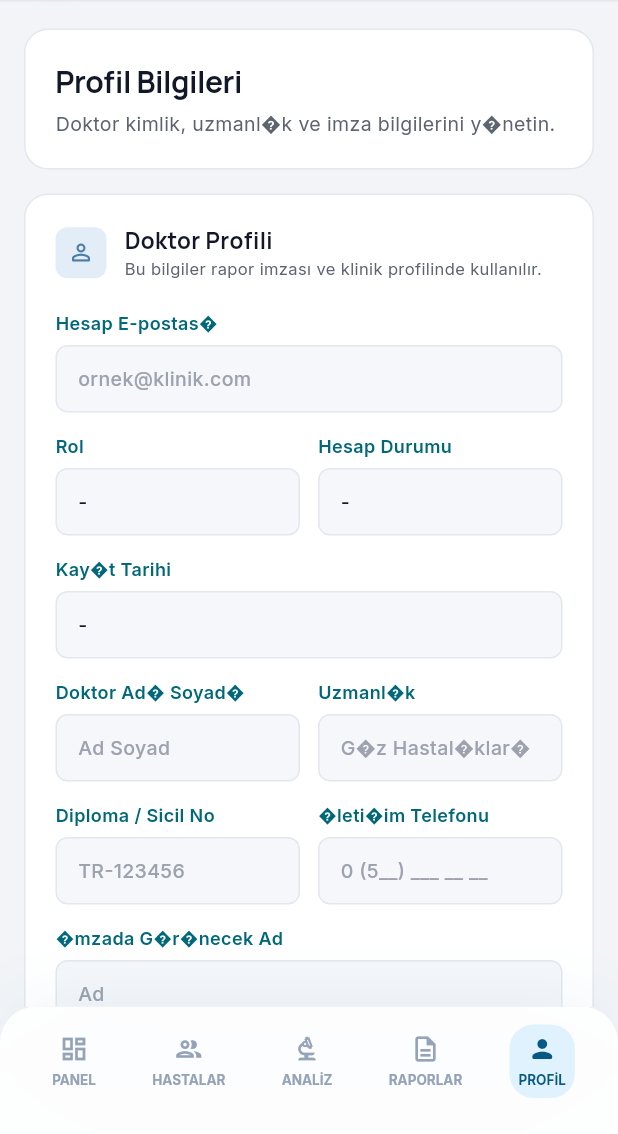
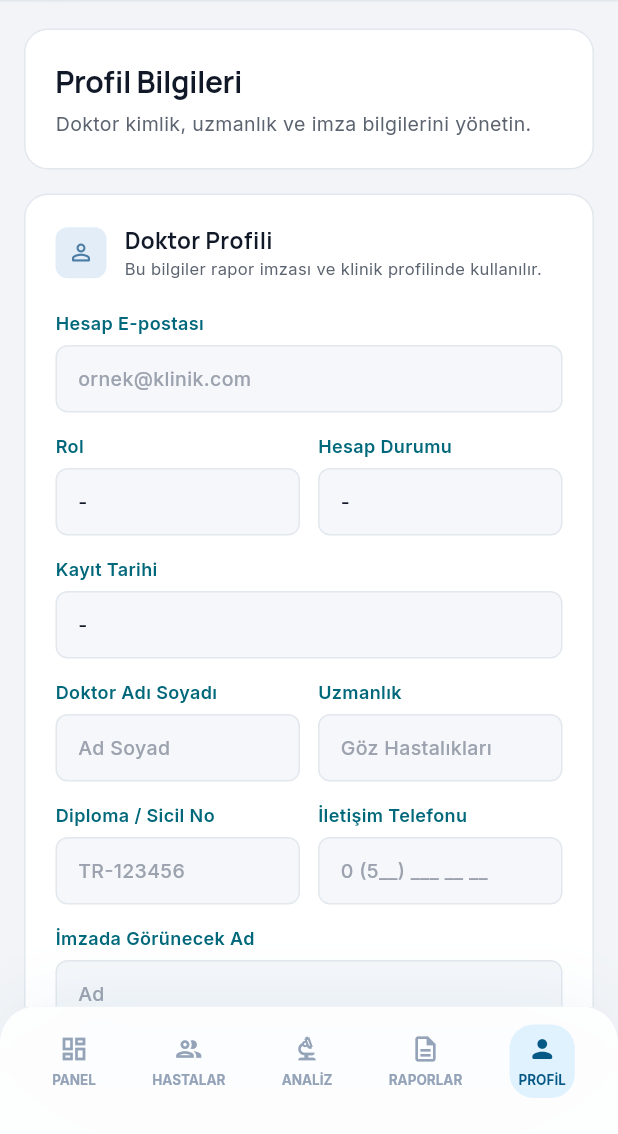
Before and after one commit to SudenazOnaran/RetinaAI-Klinik, a Flutter app: the ProfileScreen screen opened by its route, on a phone screen of 412 x 824 dp, the part 102-1236 px from its top. Run offline on Flutter 3.47's test engine with Material 3 defaults, Android fonts, the phone set to English and light mode, and no system bars; our stand-ins replace cached_network_image, connectivity_plus, dio, flutter_riverpod, flutter_secure_storage, flutter_svg and 6 more; missing offline and left inert: purchases_flutter; accounts and stored records are empty; network calls fail.

Commit message:
profil ekrani BOM ve turkce karakter sorunlari duzeltildi

```diff
--- a/apps/mobile/lib/screens/profile_screen.dart
+++ b/apps/mobile/lib/screens/profile_screen.dart
@@ -1,4 +1,4 @@
-﻿import 'package:flutter/material.dart';
+import 'package:flutter/material.dart';
 import 'package:flutter_riverpod/flutter_riverpod.dart';
 import 'package:go_router/go_router.dart';
 import 'package:google_fonts/google_fonts.dart';
@@ -187,7 +187,7 @@ class _TitleCard extends StatelessWidget {
           ),
           SizedBox(height: 4 * scale),
           Text(
-            'Doktor kimlik, uzmanl�k ve imza bilgilerini y�netin.',
+            'Doktor kimlik, uzmanlık ve imza bilgilerini yönetin.',
             style: GoogleFonts.inter(
               fontSize: 13 * scale,
               fontWeight: FontWeight.w400,
@@ -239,7 +239,7 @@ class _FormCard extends StatelessWidget {
       child: Column(
         crossAxisAlignment: CrossAxisAlignment.start,
         children: [
-          // Kart ba�l���
+          // Kart başlığı
           Row(
             children: [
               Container(
@@ -282,7 +282,7 @@ class _FormCard extends StatelessWidget {
           ),
           SizedBox(height: 20 * scale),
 
-          _FieldLabel('Hesap E-postas�', scale: scale),
+          _FieldLabel('Hesap E-postası', scale: scale),
           SizedBox(height: 6 * scale),
           _ReadOnlyField(value: email, hint: 'ornek@klinik.com', scale: scale),
           SizedBox(height: 14 * scale),
@@ -320,7 +320,7 @@ class _FormCard extends StatelessWidget {
           ),
           SizedBox(height: 14 * scale),
 
-          _FieldLabel('Kay�t Tarihi', scale: scale),
+          _FieldLabel('Kayıt Tarihi', scale: scale),
           SizedBox(height: 6 * scale),
           _ReadOnlyField(
             value: createdAt,
@@ -336,7 +336,7 @@ class _FormCard extends StatelessWidget {
                 child: Column(
                   crossAxisAlignment: CrossAxisAlignment.start,
                   children: [
-                    _FieldLabel('Doktor Ad� Soyad�', scale: scale),
+                    _FieldLabel('Doktor Adı Soyadı', scale: scale),
                     SizedBox(height: 6 * scale),
                     _ReadOnlyField(
                       value: fullName,
@@ -351,11 +351,11 @@ class _FormCard extends StatelessWidget {
                 child: Column(
                   crossAxisAlignment: CrossAxisAlignment.start,
                   children: [
-                    _FieldLabel('Uzmanl�k', scale: scale),
+                    _FieldLabel('Uzmanlık', scale: scale),
                     SizedBox(height: 6 * scale),
                     _ReadOnlyField(
                       value: specialty,
-                      hint: 'G�z Hastal�klar�',
+                      hint: 'Göz Hastalıkları',
                       scale: scale,
                     ),
                   ],
@@ -387,7 +387,7 @@ class _FormCard extends StatelessWidget {
                 child: Column(
                   crossAxisAlignment: CrossAxisAlignment.start,
                   children: [
-                    _FieldLabel('�leti�im Telefonu', scale: scale),
+                    _FieldLabel('İletişim Telefonu', scale: scale),
                     SizedBox(height: 6 * scale),
                     _ReadOnlyField(
                       value: contactPhone,
@@ -401,7 +401,7 @@ class _FormCard extends StatelessWidget {
           ),
           SizedBox(height: 14 * scale),
 
-          _FieldLabel('�mzada G�r�necek Ad', scale: scale),
+          _FieldLabel('İmzada Görünecek Ad', scale: scale),
           SizedBox(height: 6 * scale),
           _ReadOnlyField(value: signatureName, hint: 'Ad', scale: scale),
         ],
@@ -429,7 +429,7 @@ class _SignaturePreviewCard extends StatelessWidget {
         crossAxisAlignment: CrossAxisAlignment.start,
         children: [
           Text(
-            '�mza �nizleme',
+            'İmza Önizleme',
             style: GoogleFonts.manrope(
               fontSize: 14 * scale,
               fontWeight: FontWeight.w700,
@@ -438,7 +438,7 @@ class _SignaturePreviewCard extends StatelessWidget {
           ),
           SizedBox(height: 4 * scale),
           Text(
-            'PDF raporunun imza alan�nda g�r�necek ad a�a��daki gibidir.',
+            'PDF raporunun imza alanında görünecek ad aşağıdaki gibidir.',
             style: GoogleFonts.inter(
               fontSize: 12 * scale,
               fontWeight: FontWeight.w400,
```
